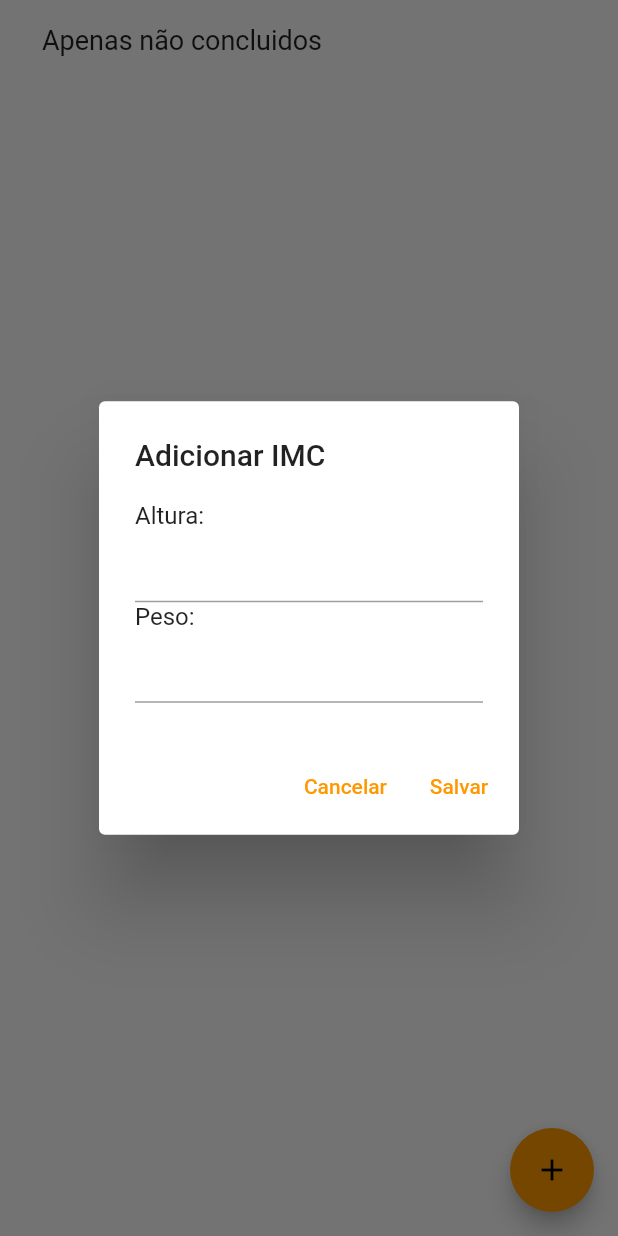
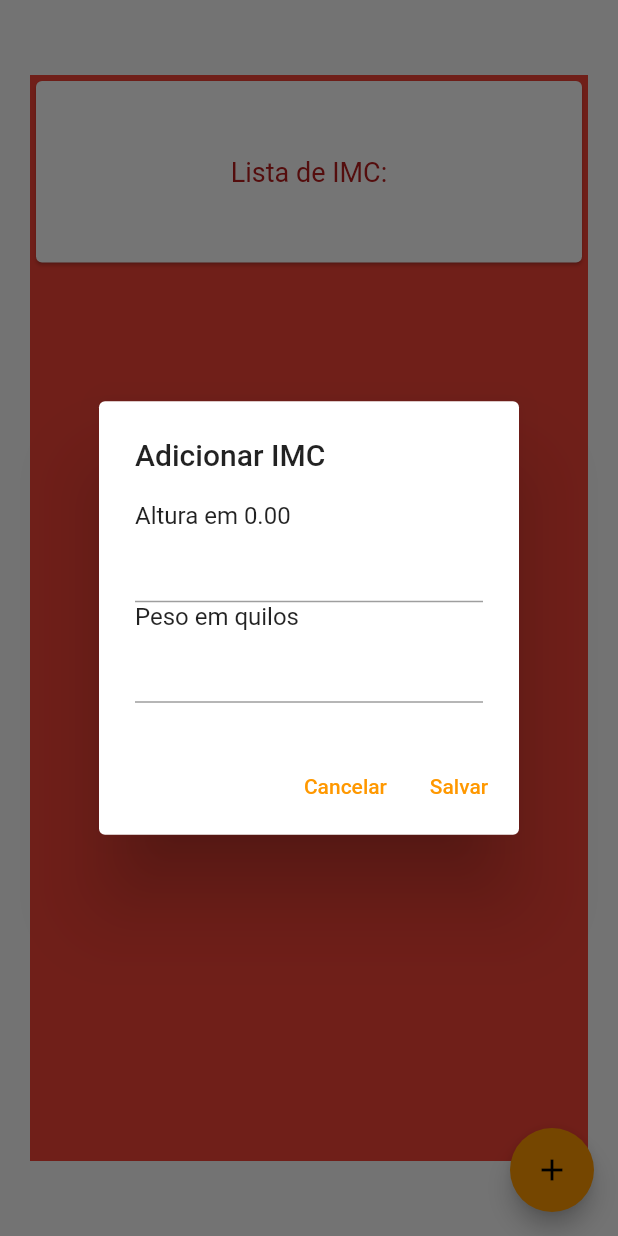
Before and after one commit to BrunoBu4l/imc_project_dio, a Flutter app: the screen it shows after launch, after a tap on the "add" icon, on a phone screen of 412 x 824 dp. Run offline on Flutter 3.47's test engine with Material 2 defaults, Android fonts, the light colour scheme and no system bars.

Commit message:
atualização final/projeto completo

```diff
--- a/lib/model/imc.dart
+++ b/lib/model/imc.dart
@@ -2,7 +2,7 @@ import 'package:flutter/material.dart';
 
 class Imc {
   final String _id = UniqueKey().toString();
-  int _altura = 0;
+  double _altura = 0;
   double _peso = 0;
 
   Imc(this._altura, this._peso);
@@ -11,12 +11,12 @@ class Imc {
     return _id;
   }
 
-  int getAltura() {
+  double getAltura() {
     return _altura;
   }
 
   void setAltura(int altura) {
-    _altura = altura;
+    _altura = double.parse((altura / 100) as String);
   }
 
   double getPeso() {
@@ -26,4 +26,31 @@ class Imc {
   void setPeso(double peso) {
     _peso = peso;
   }
+
+  double calcularIMC(Imc imc) {
+    double imcs = imc.getPeso() / (imc.getAltura() * imc.getAltura());
+    return double.parse(
+        imcs.toStringAsFixed(2)); // Arredonda o IMC para 2 casas decimais
+  }
+
+  String classificarIMC(Imc imc) {
+    double imcs = imc.getPeso() / (imc.getAltura() * imc.getAltura());
+    if (imcs < 16) {
+      return 'Magreza Grave';
+    } else if (imcs < 17) {
+      return 'Magreza Moderada';
+    } else if (imcs < 18.5) {
+      return 'Magreza Leve';
+    } else if (imcs < 25) {
+      return 'Saudável';
+    } else if (imcs < 30) {
+      return 'Sobrepeso';
+    } else if (imcs < 35) {
+      return 'Obesidade Grau 1';
+    } else if (imcs < 40) {
+      return 'Obesidade Grau 2 (Severa)';
+    } else {
+      return 'Obesidade Grau 3 (Mórbida)';
+    }
+  }
 }
--- a/lib/pages/page_principal.dart
+++ b/lib/pages/page_principal.dart
@@ -16,7 +16,8 @@ class _MainPageState extends State<PagePrincipal> {
 
   var imcRepository = ImcRepository();
   var _imcs = const <Imc>[];
-
+  double calcular = 0;
+  var classif;
   @override
   void initState() {
     super.initState();
@@ -41,12 +42,12 @@ class _MainPageState extends State<PagePrincipal> {
                       title: const Text("Adicionar IMC"),
                       content: Wrap(
                         children: [
-                          const Text("Altura: "),
+                          const Text("Altura em 0.00"),
                           TextField(
                             controller: alturaController,
                             keyboardType: TextInputType.number,
                           ),
-                          const Text("Peso:"),
+                          const Text("Peso em quilos"),
                           TextField(
                             controller: pesoController,
                             keyboardType: TextInputType.number,
@@ -62,10 +63,13 @@ class _MainPageState extends State<PagePrincipal> {
                         TextButton(
                             onPressed: () async {
                               await imcRepository.adicionar(Imc(
-                                  int.parse(alturaController.text),
+                                  double.parse(alturaController.text),
                                   double.parse(pesoController.text)));
-                              print(pesoController.text);
-                              print(alturaController.text);
+                              // Calcular o IMC após a adição do objeto Imc
+
+                              //print(pesoController.text);
+                              //print(alturaController.text);
+                              // ignore: use_build_context_synchronously
                               Navigator.pop(context);
                               setState(() {});
                             },
@@ -75,20 +79,28 @@ class _MainPageState extends State<PagePrincipal> {
                   });
             }),
         body: Container(
-            margin: const EdgeInsets.symmetric(horizontal: 16, vertical: 8),
+            color: Colors.red,
+            margin: const EdgeInsets.symmetric(horizontal: 20, vertical: 50),
             child: Column(
+              crossAxisAlignment: CrossAxisAlignment.start,
+              mainAxisAlignment: MainAxisAlignment.spaceAround,
               children: [
-                Container(
-                  margin:
-                      const EdgeInsets.symmetric(horizontal: 12, vertical: 8),
-                  child: const Row(
+                Card(
+                  child: Container(
+                    margin: const EdgeInsets.symmetric(
+                        horizontal: 12, vertical: 50),
+                    child: Center(
+                      child: Column(
                         mainAxisAlignment: MainAxisAlignment.spaceBetween,
                         children: [
                           Text(
-                        "Apenas não concluidos",
-                        style: TextStyle(fontSize: 18),
+                            "Lista de IMC:",
+                            style:
+                                TextStyle(fontSize: 18, color: Colors.red[900]),
                           ),
                         ],
+                      ),
+                    ),
                   ),
                 ),
                 Expanded(
@@ -103,9 +115,19 @@ class _MainPageState extends State<PagePrincipal> {
                           obter();
                         },
                         key: Key(imc.getId()),
+                        child: Card(
                           child: ListTile(
-                          title: Text("Altura: ${imc.getAltura().toString()}"),
+                            title:
+                                Text("Altura: ${imc.getAltura().toString()}"),
                             subtitle: Text("Peso: ${imc.getPeso().toString()}"),
+                            trailing: Column(
+                              children: [
+                                Text("IMC: ${imc.calcularIMC(imc).toString()}"),
+                                Text(
+                                    "Classificação: ${imc.classificarIMC(imc).toString()}"),
+                              ],
+                            ),
+                          ),
                         ),
                       );
                     },
--- a/lib/repositories/imc_repository.dart
+++ b/lib/repositories/imc_repository.dart
@@ -4,6 +4,11 @@ class ImcRepository {
   final List<Imc> _imcs = [];
 
   Future<void> adicionar(Imc imc) async {
+    await Future.delayed(const Duration(milliseconds: 100));
+    _imcs.add(imc);
+  }
+
+  Future<void> calcular(Imc imc) async {
     await Future.delayed(const Duration(milliseconds: 100));
     _imcs.add(imc);
   }
```
Lines whose indentation alone changed are shown as unchanged.
